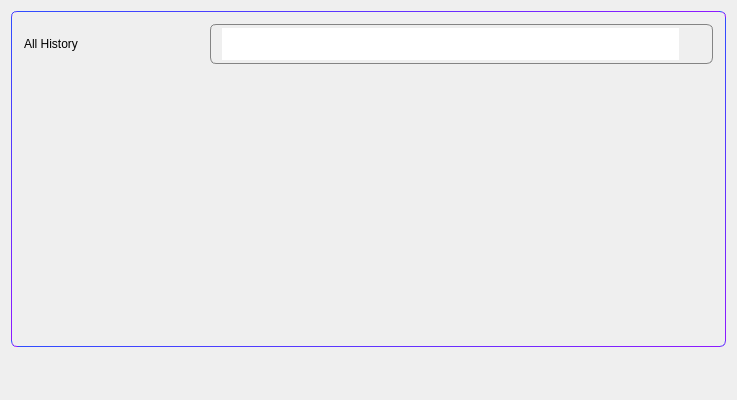
The window that widget/Setting/ChatBot/WHistoryPage.ui (yechaoGitHub/AI) describes before a commit, drawn with Qt 5.
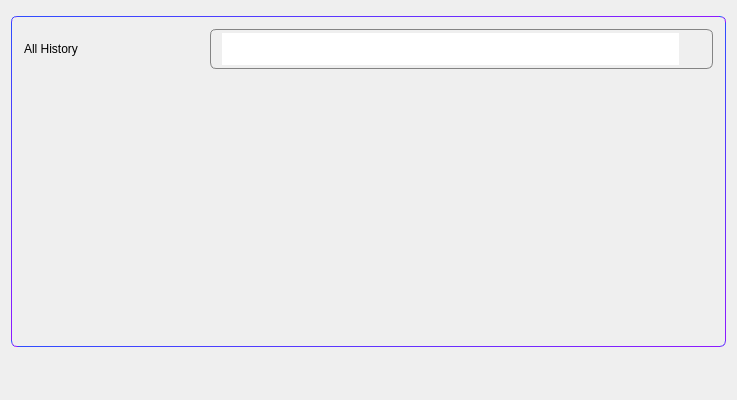
The same window after the commit. Icons and pictures are not drawn. Custom widgets are drawn as their Qt base class.

```diff
--- a/widget/Setting/ChatBot/WHistoryPage.ui
+++ b/widget/Setting/ChatBot/WHistoryPage.ui
@@ -106,6 +106,9 @@
 }</string>
   </property>
   <layout class="QVBoxLayout" name="verticalLayout_2">
+   <property name="topMargin">
+    <number>16</number>
+   </property>
    <item>
     <widget class="QFrame" name="frame">
      <property name="frameShape">
```
